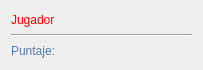
Before: the Qt Designer form view/puntaje.ui in cosimani/tapadita-ra, drawn with Qt 5.
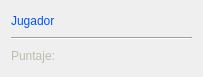
After: the same form once the commit is applied.

Patch:
```diff
--- a/view/puntaje.ui
+++ b/view/puntaje.ui
@@ -7,7 +7,7 @@
     <x>0</x>
     <y>0</y>
     <width>203</width>
-    <height>70</height>
+    <height>77</height>
    </rect>
   </property>
   <property name="windowTitle">
@@ -15,18 +15,18 @@
   </property>
   <property name="styleSheet">
    <string notr="true">QLabel#lName{
-	font: 16pt &quot;Ume P Gothic C5&quot;;
-	color:rgb(255, 0, 0)
+	font: 22pt &quot;Sans Serif&quot;;
+	color:rgb(0, 85, 255)
 }
 
 QLabel#lPuntos{
-	font: 16pt &quot;Ume P Gothic C5&quot;;
-	color:rgb(0, 255, 0)
+	font: 22pt &quot;Sans Serif&quot;;
+	color:rgb(204, 0, 0)
 }
 
 QLabel#lPuntaje{
-	font: 16pt &quot;Ume P Gothic C5&quot;;
-	color:rgb(90, 122, 171)
+	font: 22pt &quot;Sans Serif&quot;;
+	color:rgb(188, 188, 176)
 }</string>
   </property>
   <layout class="QGridLayout" name="gridLayout">
```
